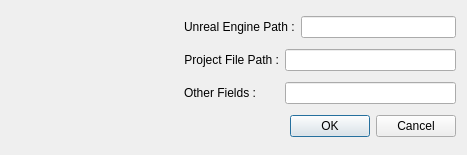
Qt form BatchLightUE4/Views/WindowsSetupView.ui (shenyu0403/BatchBuildLightUE4) before a commit.
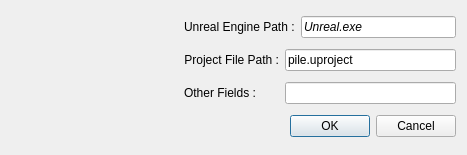
The same form after that commit.

Commit message: Update UI with better object name and add any shortcut

Diff of the .ui file:
```diff
--- a/BatchLightUE4/Views/WindowsSetupView.ui
+++ b/BatchLightUE4/Views/WindowsSetupView.ui
@@ -10,6 +10,11 @@
     <height>155</height>
    </rect>
   </property>
+  <property name="font">
+   <font>
+    <family>MS Shell Dlg 2</family>
+   </font>
+  </property>
   <property name="windowTitle">
    <string>Dialog</string>
   </property>
@@ -35,7 +40,17 @@
     </widget>
    </item>
    <item row="0" column="3">
-    <widget class="QLineEdit" name="lineEdit"/>
+    <widget class="QLineEdit" name="lineEdit">
+     <property name="font">
+      <font>
+       <italic>true</italic>
+       <underline>false</underline>
+      </font>
+     </property>
+     <property name="text">
+      <string>Unreal.exe</string>
+     </property>
+    </widget>
    </item>
    <item row="1" column="0">
     <spacer name="horizontalSpacer_2">
@@ -70,7 +85,11 @@
     </widget>
    </item>
    <item row="1" column="2" colspan="2">
-    <widget class="QLineEdit" name="lineEdit_2"/>
+    <widget class="QLineEdit" name="lineEdit_2">
+     <property name="text">
+      <string>pile.uproject</string>
+     </property>
+    </widget>
    </item>
    <item row="2" column="0">
     <spacer name="horizontalSpacer_3">
```
The commit also changes 3 other files.
